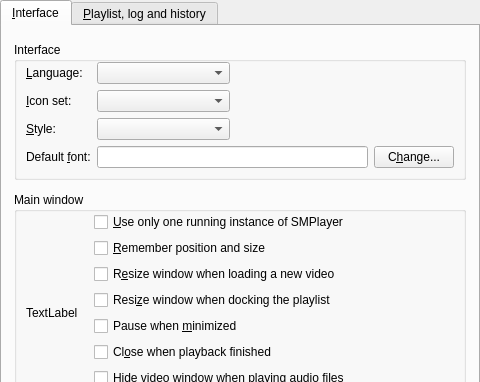
First picture: the form in src/gui/pref/interface.ui, repository wilbert2000/wzplayer, before the edit; both pictures show x 0 to 480 and y 0 to 382 of the 480 by 620 pixel window.
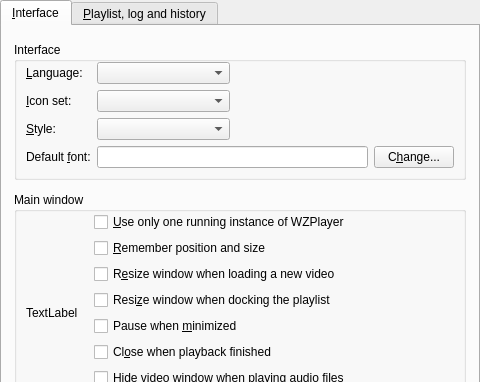
Second picture: the form after the edit. Custom widgets are drawn as their Qt base class.

Commit message: Start rename SMPlayer to WZPlayer

What changed in the file:
```diff
--- a/src/gui/pref/interface.ui
+++ b/src/gui/pref/interface.ui
@@ -200,7 +200,7 @@
             <item>
              <widget class="QCheckBox" name="single_instance_check">
               <property name="text">
-               <string>&amp;Use only one running instance of SMPlayer</string>
+               <string>&amp;Use only one running instance of WZPlayer</string>
               </property>
              </widget>
             </item>
```
The commit also changes 267 other files.
